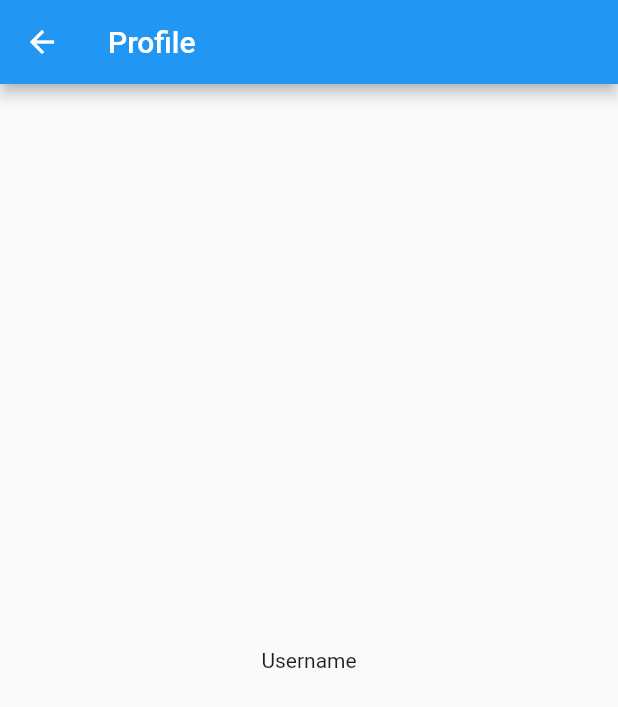
After one commit to TokTok/btox, a Flutter app: the screen it shows after launch, after a tap on the "menu" icon, after a tap on "Profile", on a phone screen of 412 x 824 dp. The commit adds this screen. Shown: the top 707 px of the screen. Run offline on Flutter 3.47's test engine with Material 2 defaults, Android fonts, the phone set to English and light mode, and no system bars.

Commit message:
Add settings and profile skeleton pages
The quit button should now work as well

```diff
--- a/lib/contact_list_page.dart
+++ b/lib/contact_list_page.dart
@@ -1,8 +1,10 @@
 import 'package:flutter/material.dart';
-
+import 'package:flutter/services.dart';
 import 'add_contact_page.dart';
 import 'chat_page.dart';
 import 'contact.dart';
+import 'profile.dart';
+import 'settings.dart';
 import 'strings.dart';
 
 class ContactListItem extends StatelessWidget {
@@ -47,8 +49,8 @@ class _ContactListPageState extends State<ContactListPage> {
       drawer: Drawer(
         child: ListView(
           padding: EdgeInsets.zero,
-          children: const [
-            DrawerHeader(
+          children: <Widget>[
+            const DrawerHeader(
               decoration: BoxDecoration(
                 color: Colors.blue,
               ),
@@ -72,16 +74,37 @@ class _ContactListPageState extends State<ContactListPage> {
               ),
             ),
             ListTile(
-              leading: Icon(Icons.person),
-              title: Text('Profile'),
+              leading: const Icon(Icons.person),
+              title: const Text('Profile'),
+              onTap: () {
+                Navigator.pop(context);  // close drawer before navigating away
+                Navigator.push(
+                  context,
+                  MaterialPageRoute(
+                    builder: (context) => const UserProfilePage(),
+                  ),
+                );
+              },
             ),
             ListTile(
-              leading: Icon(Icons.settings),
-              title: Text('Settings'),
+              leading: const Icon(Icons.settings),
+              title: const Text('Settings'),
+              onTap: () {
+                Navigator.pop(context);  // close drawer before navigating away
+                Navigator.push(
+                  context,
+                  MaterialPageRoute(
+                    builder: (context) => const SettingsPage(),
+                  ),
+                );
+              },
             ),
             ListTile(
-              leading: Icon(Icons.close),
-              title: Text('Quit'),
+              leading: const Icon(Icons.close),
+              title: const Text('Quit'),
+              onTap: () {
+                SystemChannels.platform.invokeMethod('SystemNavigator.pop');
+              },
             ),
           ],
         ),
--- /dev/null
+++ b/lib/profile.dart
@@ -0,0 +1,24 @@
+import 'package:flutter/material.dart';
+
+class UserProfilePage extends StatefulWidget {
+  final String title = 'Profile';
+
+  const UserProfilePage({Key? key}) : super(key: key);
+
+  @override
+  State<UserProfilePage> createState() => _UserProfilePageState();
+}
+
+class _UserProfilePageState extends State<UserProfilePage> {
+  @override
+  Widget build(BuildContext context) {
+    return Scaffold(
+      appBar: AppBar(
+        title: Text(widget.title),
+      ),
+      body: const Center(
+        child: Text('Username'),
+      ),
+    );
+  }
+}
```
Also changed, not shown: lib/settings.dart (added, +21 -0 lines).
